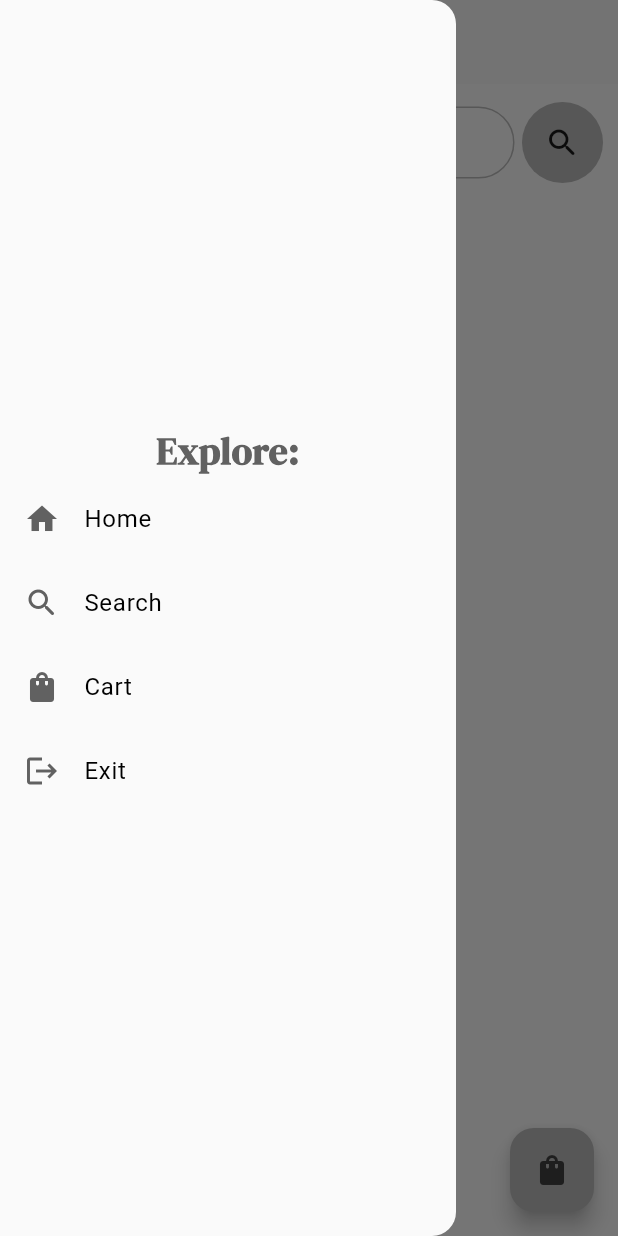
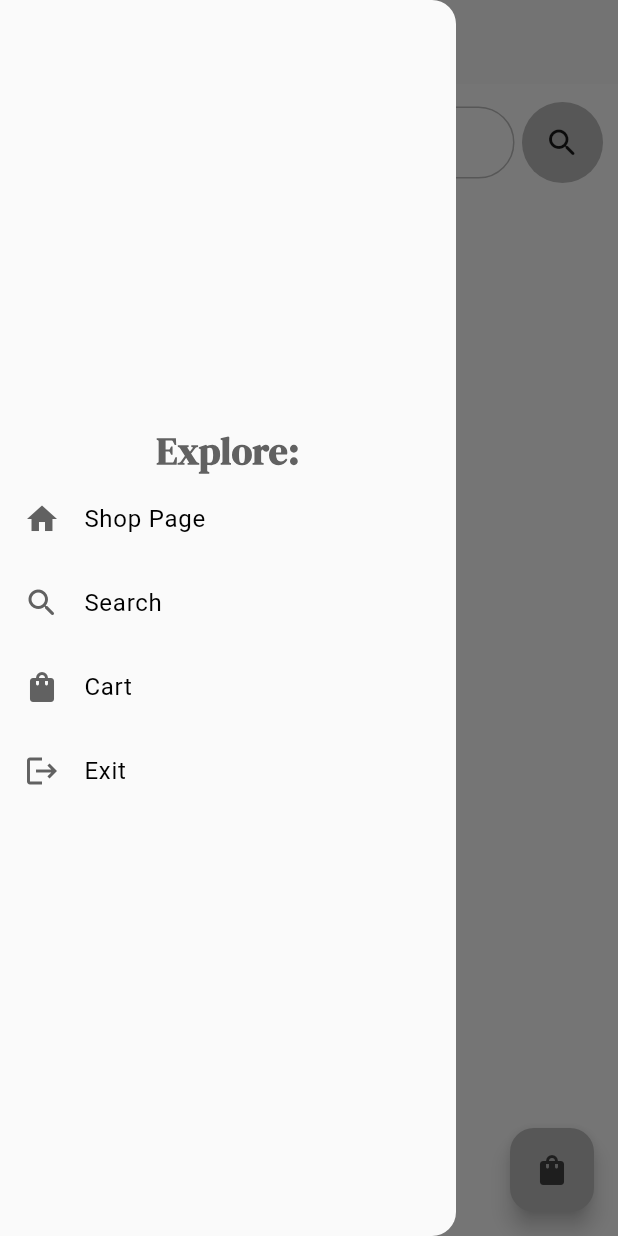
Before and after one commit to Mattdib/eCommerce_clientFlutter, a Flutter app: the SearchPage screen opened by its route, with the side drawer open, on a phone screen of 412 x 824 dp. Run offline on Flutter 3.47's test engine with Material 3 defaults, Android fonts, the phone set to English and light mode, and no system bars; our stand-ins replace dio, google_fonts.

Commit message:
Little changes.

```diff
--- a/lib/components/my_drawer.dart
+++ b/lib/components/my_drawer.dart
@@ -19,7 +19,7 @@ class MyDrawer extends StatelessWidget{
           fontSize: 25)
           ),
           //shop tile:
-          new MyListTile(text: "Home", icon: Icons.home,onTap: () => Navigator.pushNamed(context, '/shopPage')),
+          new MyListTile(text: "Shop Page", icon: Icons.home,onTap: () => Navigator.pushNamed(context, '/shopPage')),
 
           //search tile:
           new MyListTile(text: "Search", icon: Icons.search_rounded, onTap: () => Navigator.pushNamed(context, '/searchPage')),
--- a/lib/main.dart
+++ b/lib/main.dart
@@ -1,6 +1,7 @@
 import 'package:app_progetto/models/cartList.dart';
 import 'package:app_progetto/pages/cartPage.dart';
 import 'package:app_progetto/pages/homePage.dart';
+import 'package:app_progetto/pages/purchasePage.dart';
 import 'package:app_progetto/pages/searchPage.dart';
 import 'package:app_progetto/pages/shopPage.dart';
 import 'package:app_progetto/themes/light_mode.dart';
@@ -31,6 +32,7 @@ class MyApp extends StatelessWidget {
         '/shopPage':(context) => const ShopPage(),
         '/cartPage':(context) => const CartPage(),
         '/searchPage':(context) => SearchPage(),
+        '/purchasePage':(context) => PurchasePage(),
       },
     );
   }
--- a/lib/models/productInCart.dart
+++ b/lib/models/productInCart.dart
@@ -1,4 +1,3 @@
-import 'package:flutter/material.dart';
 
 class ProductInCart {
   final int id;
@@ -9,7 +8,7 @@ class ProductInCart {
   const ProductInCart({required this.id, required this.quantity, required this.name, required this.price});
 
   Map<String, dynamic> toJson() => {
-    'prodotto' : { 'id': id },
+    'prodotto' : { 'id' : id } ,
     'quantitaAcquistata': quantity,
   };
 
--- a/lib/support/constants.dart
+++ b/lib/support/constants.dart
@@ -20,6 +20,7 @@ class Constants {
   // requests
   static final String REQUEST_SEARCH_PRODUCTS = "/prodotti/ricercaPerNome";
   static final String REQUEST_ADD_USER = "/utente";
+  static final String REQUEST_ADD_PURCHASE = "/acquisti";
 
   static final String REQUEST_SHOP_PAGE = "localhost:8080/prodotti/listaProdPaginata?numeroPagina=0&dimPagina=10&ordinaPer=id";
 
```
Also changed, not shown: lib/pages/cartPage.dart (+2 -7 lines).
